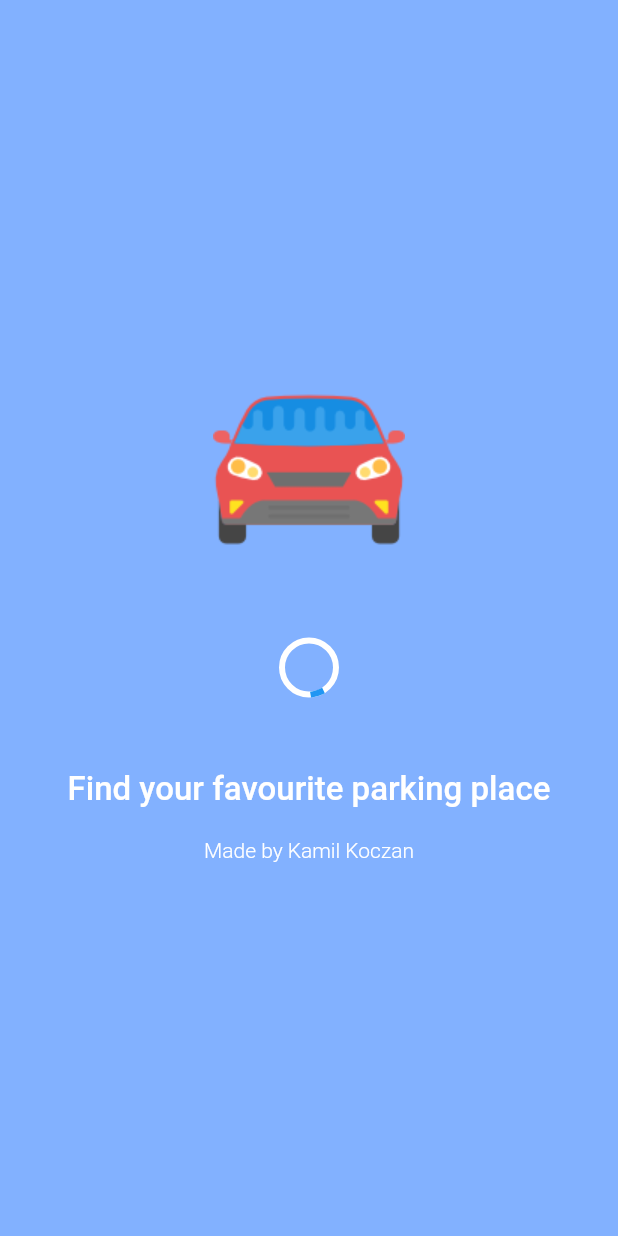
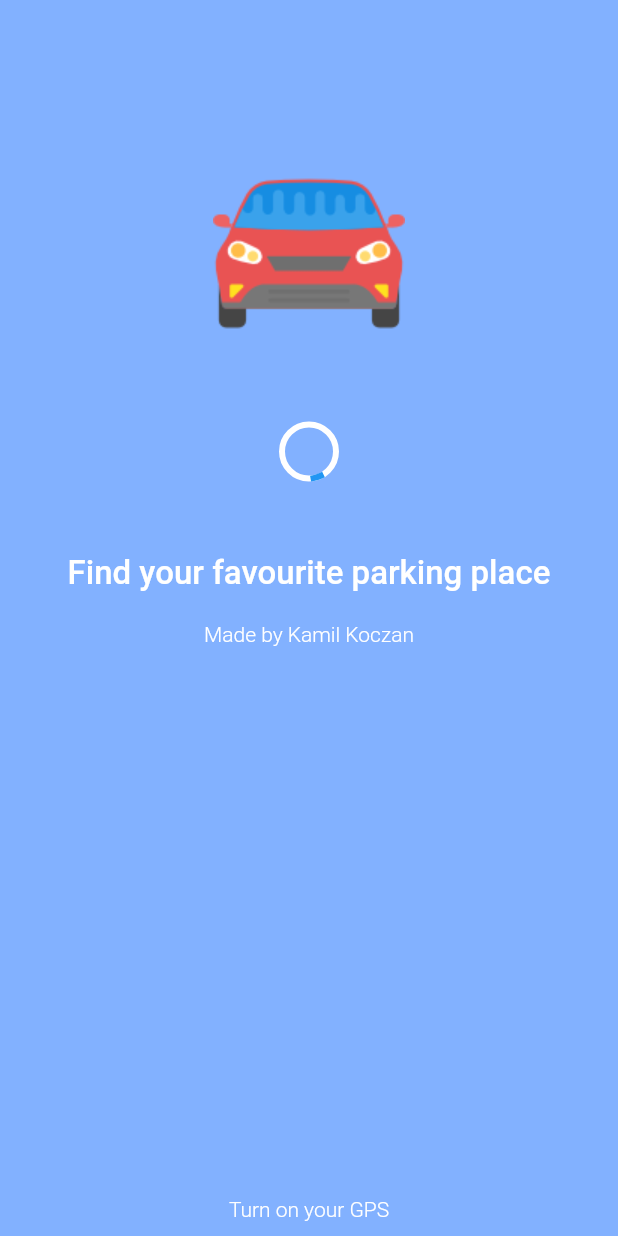
Before and after one commit to ChankyDEV/ParkingApp, a Flutter app: the screen it shows after launch, on a phone screen of 412 x 824 dp. Run offline on Flutter 3.47's test engine with Material 2 defaults, Android fonts, the phone set to English and light mode, and no system bars; our stand-ins replace bloc, flutter_bloc, flutter_rating_bar, freezed_annotation, geolocator, google_maps_flutter and 1 more; accounts and stored records are empty; generated files the repository leaves out were written again; statements that could not run were skipped.

Commit message:
Fixed keyboard bug and changed loading screen

```diff
--- a/lib/screens/core/loading_screen.dart
+++ b/lib/screens/core/loading_screen.dart
@@ -6,6 +6,12 @@ class LoadingScreen extends StatelessWidget {
     return Scaffold(
       backgroundColor: Colors.blueAccent[100],
       body: Column(
+        mainAxisAlignment: MainAxisAlignment.spaceAround,
+        children: [
+          Expanded(
+              flex: 2,
+              child: Container(
+                child: Column(
                   mainAxisAlignment: MainAxisAlignment.center,
                   children: [
                     Image.asset('assets/images/car.png'),
@@ -52,6 +58,31 @@ class LoadingScreen extends StatelessWidget {
                     ),
                   ],
                 ),
+              )),
+          const SizedBox(
+            height: 20,
+          ),
+          Expanded(
+            child: Padding(
+              padding:
+                  const EdgeInsets.symmetric(vertical: 10.0, horizontal: 0.0),
+              child: Row(
+                mainAxisAlignment: MainAxisAlignment.center,
+                crossAxisAlignment: CrossAxisAlignment.end,
+                children: [
+                  Text(
+                    'Turn on your GPS',
+                    style: const TextStyle(
+                        color: Colors.white,
+                        fontSize: 14.0,
+                        fontWeight: FontWeight.w300),
+                  ),
+                ],
+              ),
+            ),
+          ),
+        ],
+      ),
     );
   }
 }
--- a/lib/screens/new_parking_place_screen.dart
+++ b/lib/screens/new_parking_place_screen.dart
@@ -16,6 +16,7 @@ class NewParkingPlaceScreen extends StatelessWidget {
     }
 
     return Scaffold(
+      resizeToAvoidBottomPadding: false,
       appBar: AppBar(
         title: Text(
           'Save parking',
```
Also changed, not shown: lib/cubits/location/location_cubit.dart (+32 -25 lines), lib/cubits/save_parking/save_parking_form_cubit.dart (+0 -8 lines), lib/screens/core/chosen_parking_card.dart (+5 -3 lines), lib/screens/core/save_parking_form.dart (+9 -7 lines). Lines whose indentation alone changed are shown as unchanged.
